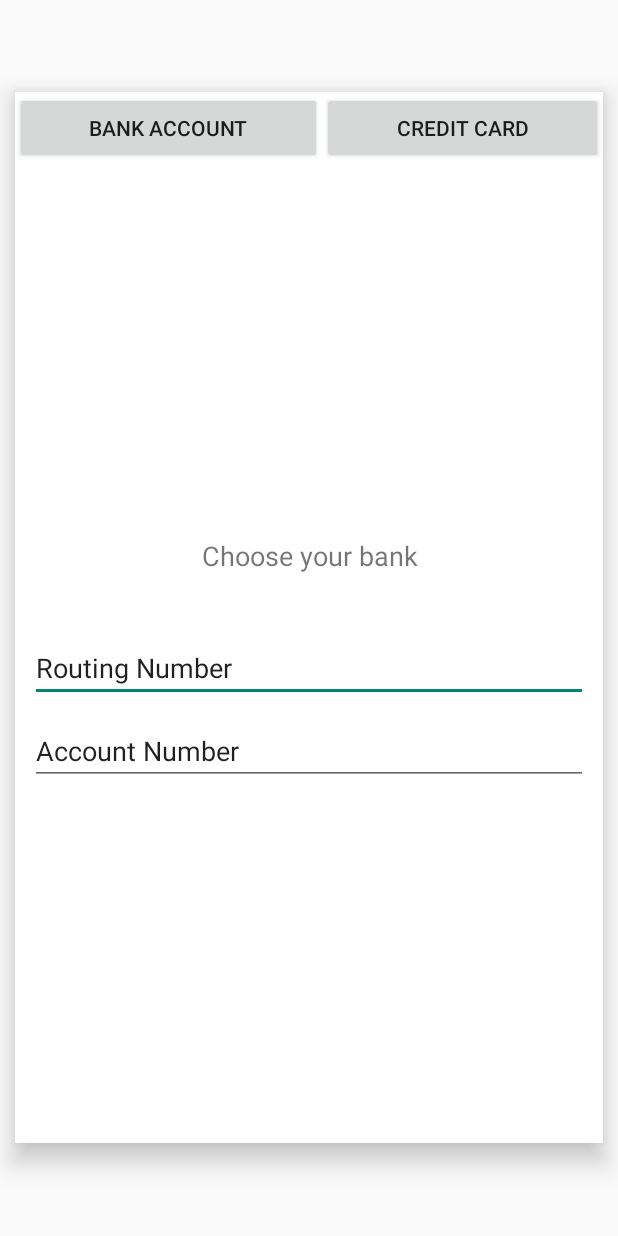
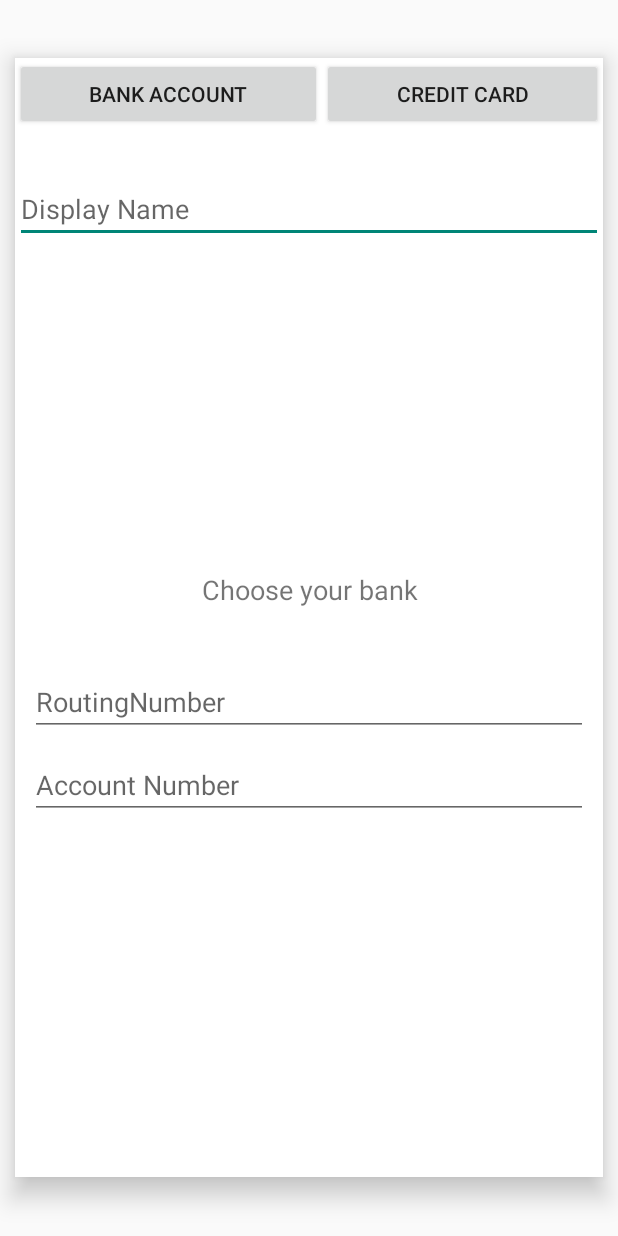
Before and after one commit to mikecancelosi/BudgetAssistant, an Android app: the layout dialog_account.xml on its own in the app's theme, with its tools: preview values and no code run, on a phone screen of 412 x 824 dp. Run offline under Robolectric (Android 15) with nearby library versions, the light colour scheme and no system bars.

Commit message:
Bank account dialog completed. testing required.
Signed-off-by: Mike Cancelosi <mike.cancelosi@gmail.com>

```diff
--- a/app/src/main/java/com/example/budgetassistant/viewmodels/SettingsViewModel.java
+++ b/app/src/main/java/com/example/budgetassistant/viewmodels/SettingsViewModel.java
@@ -5,14 +5,8 @@ import androidx.lifecycle.MutableLiveData;
 import androidx.lifecycle.Observer;
 import androidx.lifecycle.ViewModel;
 
-import com.example.budgetassistant.models.BankAccount;
-import com.example.budgetassistant.models.Transaction;
 import com.example.budgetassistant.models.UserSettings;
-import com.example.budgetassistant.repositories.BankRepository;
-import com.example.budgetassistant.repositories.TransactionRepository;
 import com.example.budgetassistant.repositories.UserSettingsRepository;
-
-import java.util.List;
 
 public class SettingsViewModel extends ViewModel {
     private MutableLiveData<UserSettings> mSettings;
--- a/app/src/main/res/layout/dialog_account.xml
+++ b/app/src/main/res/layout/dialog_account.xml
@@ -31,6 +31,14 @@
             android:text="Credit Card" />
 
     </LinearLayout>
+
+    <EditText
+        android:id="@+id/AccountDisplayNameInput"
+        android:layout_width="match_parent"
+        android:layout_height="wrap_content"
+        android:ems="10"
+        android:hint="Display Name"
+        android:inputType="textPersonName" />
 
     <androidx.constraintlayout.widget.ConstraintLayout
         android:layout_width="match_parent"
@@ -263,29 +271,29 @@
                     android:layout_width="match_parent"
                     android:layout_height="wrap_content"
                     android:layout_gravity="center_horizontal"
-                    android:layout_marginVertical="10dp"/>
+                    android:layout_marginVertical="10dp" />
             </ScrollView>
 
             <EditText
-                android:id="@+id/editTextTextPersonName"
+                android:id="@+id/BankRoutingNumberInput"
                 android:layout_width="match_parent"
                 android:layout_height="wrap_content"
                 android:layout_marginHorizontal="10dp"
                 android:layout_marginTop="20dp"
                 android:layout_marginBottom="10dp"
                 android:ems="10"
-                android:inputType="number"
-                android:text="Routing Number" />
+                android:hint="RoutingNumber"
+                android:inputType="number" />
 
             <EditText
-                android:id="@+id/editTextTextPersonName2"
+                android:id="@+id/BankAccountNumberInput"
                 android:layout_width="match_parent"
                 android:layout_height="wrap_content"
                 android:layout_marginHorizontal="10dp"
                 android:layout_marginBottom="20dp"
                 android:ems="10"
-                android:inputType="number"
-                android:text="Account Number" />
+                android:hint="Account Number"
+                android:inputType="number" />
         </LinearLayout>
     </androidx.constraintlayout.widget.ConstraintLayout>
 </LinearLayout>
```
Also changed, not shown: app/src/main/java/com/example/budgetassistant/HomeFragment.java (+0 -8 lines), app/src/main/java/com/example/budgetassistant/SettingsFragment.java (+2 -5 lines), app/src/main/java/com/example/budgetassistant/adapters/AccountAdapter.java (renamed from app/src/main/java/com/example/budgetassistant/adapters/BankAccountAdapter.java, +8 -17 lines), app/src/main/java/com/example/budgetassistant/dialogs/AccountDialog.java (+101 -14 lines), app/src/main/java/com/example/budgetassistant/models/Account.java (+13 -1 lines), app/src/main/java/com/example/budgetassistant/models/BankAccount.java (+5 -9 lines), app/src/main/java/com/example/budgetassistant/models/CreditCardAccount.java (added, +9 -0 lines), app/src/main/java/com/example/budgetassistant/repositories/BankRepository.java (deleted, +0 -29 lines), app/src/main/java/com/example/budgetassistant/viewmodels/HomeViewModel.java (+4 -13 lines).
